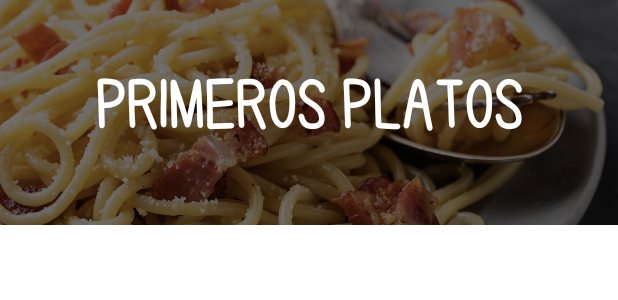
After one commit to Danwolve98/APKCocina, an Android app: the layout item_menu.xml on its own in the app's theme, with its tools: preview values and no code run, on a phone screen of 412 x 824 dp. The commit adds this screen. Shown: the top 300 px of the screen. Run offline under Robolectric (Android 15) with nearby library versions, the phone set to English and light mode, and no system bars.

Commit message:
Primer commit

```diff
--- a/app/src/main/AndroidManifest.xml
+++ b/app/src/main/AndroidManifest.xml
@@ -12,7 +12,7 @@
         android:theme="@style/Theme.APKCocina"
         tools:targetApi="31">
         <activity
-            android:name=".features.home.MainActivity"
+            android:name=".features.home.activity.MainActivity"
             android:exported="true">
             <intent-filter>
                 <action android:name="android.intent.action.MAIN" />
--- a/app/src/main/res/layout/activity_main.xml
+++ b/app/src/main/res/layout/activity_main.xml
@@ -4,7 +4,7 @@
     xmlns:tools="http://schemas.android.com/tools"
     android:layout_width="match_parent"
     android:layout_height="match_parent"
-    tools:context=".features.home.MainActivity"
+    tools:context=".features.home.activity.MainActivity"
     android:background="@color/base_2">
 
     <androidx.constraintlayout.widget.ConstraintLayout
--- /dev/null
+++ b/app/src/main/res/layout/item_menu.xml
@@ -0,0 +1,37 @@
+<?xml version="1.0" encoding="utf-8"?>
+<androidx.constraintlayout.widget.ConstraintLayout xmlns:android="http://schemas.android.com/apk/res/android"
+    android:layout_width="match_parent"
+    android:layout_height="150dp"
+    xmlns:app="http://schemas.android.com/apk/res-auto"
+    xmlns:tools="http://schemas.android.com/tools">
+    <ImageButton
+        android:id="@+id/iv_item_menu"
+        android:layout_width="match_parent"
+        android:layout_height="0dp"
+        android:background="@null"
+        app:layout_constraintTop_toTopOf="parent"
+        app:layout_constraintBottom_toBottomOf="parent"
+        tools:src="@drawable/primeros_platos"
+        android:scaleType="centerCrop"/>
+
+    <!--FILTRO-->
+    <View
+        android:layout_width="match_parent"
+        android:layout_height="match_parent"
+        app:layout_constraintTop_toTopOf="parent"
+        app:layout_constraintLeft_toLeftOf="parent"
+        android:background="@color/black_filter"/>
+
+    <androidx.appcompat.widget.AppCompatTextView
+        android:layout_width="match_parent"
+        android:layout_height="wrap_content"
+        app:layout_constraintTop_toTopOf="parent"
+        android:fontFamily="@font/karla_camilla"
+        app:layout_constraintBottom_toBottomOf="parent"
+        android:textAlignment="center"
+        android:textFontWeight="700"
+        android:textSize="35sp"
+        android:textColor="@color/white"
+        tools:text="PRIMEROS PLATOS"/>
+
+</androidx.constraintlayout.widget.ConstraintLayout>
--- a/app/src/main/res/values/colors.xml
+++ b/app/src/main/res/values/colors.xml
@@ -8,7 +8,7 @@
     <color name="black">#FF000000</color>
     <color name="white">#FFFFFFFF</color>
     <color name="black_soft">#2B2B2B</color>
-
+    <color name="black_filter">#8C000000</color>
     //BASE COLORS
     <color name="base_1">#d6c7a5</color>
     <color name="base_2">#F7ECD4</color>
```
Also changed, not shown: app/src/main/java/com/example/apkcocina/features/home/activity/MainActivity.kt (renamed from app/src/main/java/com/example/apkcocina/features/home/MainActivity.kt, +1 -6 lines), app/src/main/java/com/example/apkcocina/features/home/fragment/FragmentHome.kt (added, +9 -0 lines), app/src/main/res/layout/home_fragment.xml (added, +15 -0 lines), app/src/main/res/drawable/primeros_platos.jpg (added), app/src/main/res/drawable/segundos_platos.jpg (added), app/src/main/res/font/karla_camilla.otf (added).
